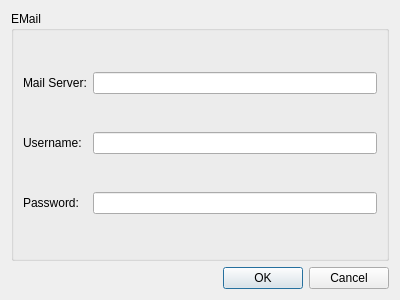
Above: src/settings/settingswindow.ui from hyphaproject/hyphamanager before the change. Below: the same form after it.
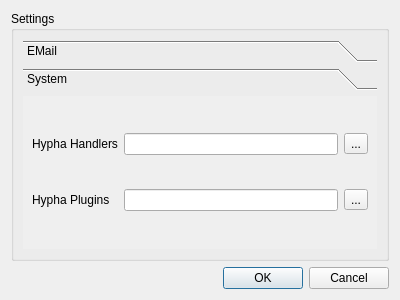
That is the form after the change. The open tabs and pages were chosen to show the change.

The edit to the form file:
```diff
--- a/src/settings/settingswindow.ui
+++ b/src/settings/settingswindow.ui
@@ -14,19 +14,50 @@
    <string>Settings</string>
   </property>
   <layout class="QGridLayout" name="gridLayout">
-   <item row="0" column="0">
+   <item row="2" column="0">
+    <widget class="QDialogButtonBox" name="buttonBox">
+     <property name="orientation">
+      <enum>Qt::Horizontal</enum>
+     </property>
+     <property name="standardButtons">
+      <set>QDialogButtonBox::Cancel|QDialogButtonBox::Ok</set>
+     </property>
+    </widget>
+   </item>
+   <item row="1" column="0">
     <widget class="QGroupBox" name="groupBox">
      <property name="title">
-      <string>EMail</string>
+      <string>Settings</string>
      </property>
      <layout class="QGridLayout" name="gridLayout_2">
-      <item row="2" column="0">
-       <widget class="QLabel" name="label_3">
+      <item row="0" column="0">
+       <widget class="QToolBox" name="toolBox">
+        <property name="currentIndex">
+         <number>0</number>
+        </property>
+        <widget class="QWidget" name="EMail">
+         <property name="geometry">
+          <rect>
+           <x>0</x>
+           <y>0</y>
+           <width>356</width>
+           <height>157</height>
+          </rect>
+         </property>
+         <attribute name="label">
+          <string>EMail</string>
+         </attribute>
+         <layout class="QGridLayout" name="gridLayout_3">
+          <item row="0" column="0">
+           <widget class="QLabel" name="label">
         <property name="text">
          <string>Password:</string>
         </property>
        </widget>
       </item>
+          <item row="0" column="1">
+           <widget class="QLineEdit" name="serverLineEdit"/>
+          </item>
       <item row="1" column="0">
        <widget class="QLabel" name="label_2">
         <property name="text">
@@ -34,8 +65,15 @@
         </property>
        </widget>
       </item>
-      <item row="0" column="1">
-       <widget class="QLineEdit" name="serverLineEdit"/>
+          <item row="1" column="1">
+           <widget class="QLineEdit" name="usernameLineEdit"/>
+          </item>
+          <item row="2" column="0">
+           <widget class="QLabel" name="label_3">
+            <property name="text">
+             <string>Password:</string>
+            </property>
+           </widget>
       </item>
       <item row="2" column="1">
        <widget class="QLineEdit" name="passwordLineEdit">
@@ -47,27 +85,60 @@
         </property>
        </widget>
       </item>
-      <item row="1" column="1">
-       <widget class="QLineEdit" name="usernameLineEdit"/>
-      </item>
+         </layout>
+        </widget>
+        <widget class="QWidget" name="System">
+         <property name="geometry">
+          <rect>
+           <x>0</x>
+           <y>0</y>
+           <width>356</width>
+           <height>157</height>
+          </rect>
+         </property>
+         <attribute name="label">
+          <string>System</string>
+         </attribute>
+         <layout class="QGridLayout" name="gridLayout_4">
       <item row="0" column="0">
-       <widget class="QLabel" name="label">
+           <widget class="QLabel" name="label_4">
         <property name="text">
-         <string>Mail Server:</string>
+             <string>Hypha Handlers</string>
         </property>
        </widget>
       </item>
-     </layout>
+          <item row="0" column="1">
+           <widget class="QLineEdit" name="handlersPathEdit"/>
+          </item>
+          <item row="0" column="2">
+           <widget class="QToolButton" name="handlersButton">
+            <property name="text">
+             <string>...</string>
+            </property>
     </widget>
    </item>
    <item row="1" column="0">
-    <widget class="QDialogButtonBox" name="buttonBox">
-     <property name="orientation">
-      <enum>Qt::Horizontal</enum>
-     </property>
-     <property name="standardButtons">
-      <set>QDialogButtonBox::Cancel|QDialogButtonBox::Ok</set>
-     </property>
+           <widget class="QLabel" name="label_5">
+            <property name="text">
+             <string>Hypha Plugins</string>
+            </property>
+           </widget>
+          </item>
+          <item row="1" column="1">
+           <widget class="QLineEdit" name="pluginsPathEdit"/>
+          </item>
+          <item row="1" column="2">
+           <widget class="QToolButton" name="pluginsButton">
+            <property name="text">
+             <string>...</string>
+            </property>
+           </widget>
+          </item>
+         </layout>
+        </widget>
+       </widget>
+      </item>
+     </layout>
     </widget>
    </item>
   </layout>
```
Left out of the diff: 2 changed lines with no effect on the pictures. Lines whose indentation alone changed are shown as unchanged.
